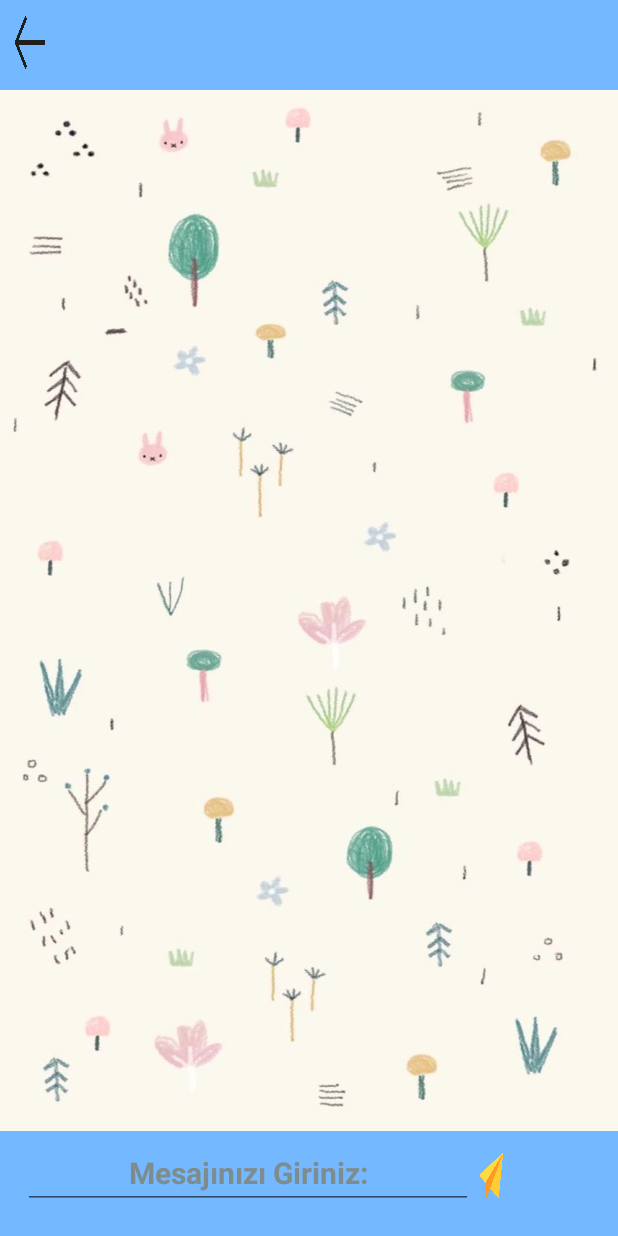
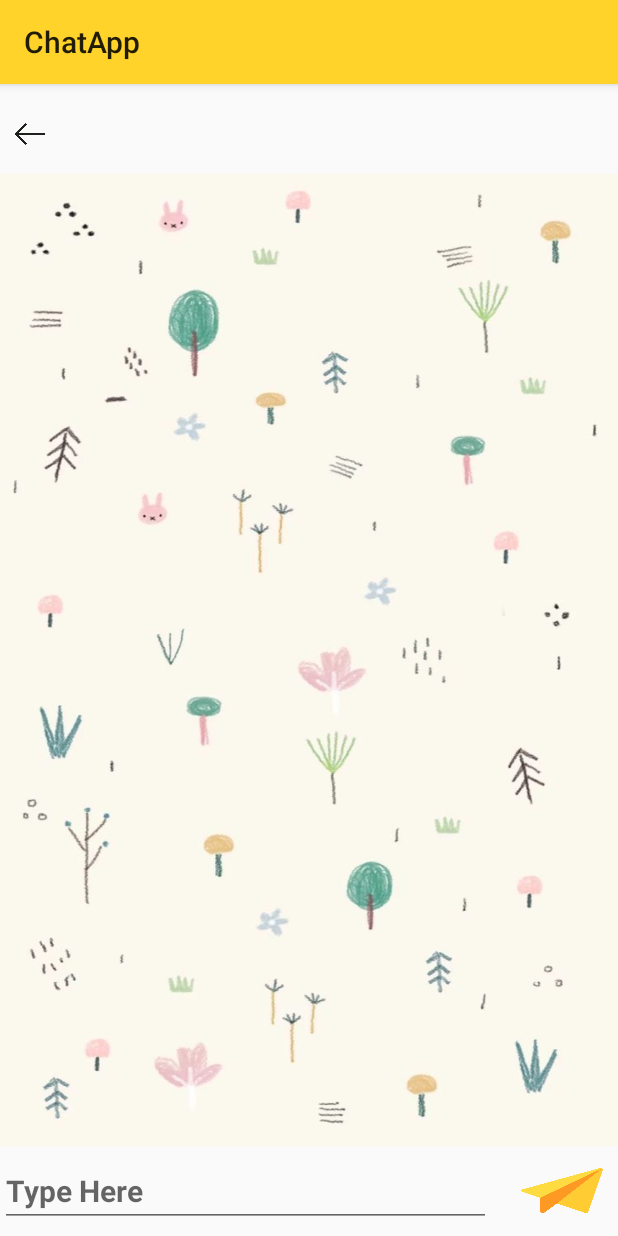
Before and after one commit to nisaefendioglu/Chat-App, an Android app: the ChatActivity screen opened directly, with no data from a screen before it, on a phone screen of 412 x 824 dp. Run offline under Robolectric (Android 15) with nearby library versions, the phone set to English and light mode, and no system bars; our stand-ins replace Firebase (no records; nobody signed in at launch, a user with empty details on screens opened directly); 2 statements that could not run were skipped.

Commit message:
design changes made and bug fixed.

```diff
--- a/app/src/main/AndroidManifest.xml
+++ b/app/src/main/AndroidManifest.xml
@@ -17,7 +17,7 @@
                 <category android:name="android.intent.category.LAUNCHER" />
             </intent-filter>
         </activity>
-        <activity android:name=".MainActivity" />
+        <activity android:name=".MainActivity"/>
     </application>
 
 </manifest>
--- a/app/src/main/java/com/nisaefendioglu/chatapp/ChatActivity.java
+++ b/app/src/main/java/com/nisaefendioglu/chatapp/ChatActivity.java
@@ -11,6 +11,7 @@ import android.media.Image;
 import android.os.Bundle;
 import android.provider.ContactsContract;
 import android.view.View;
+import android.view.Window;
 import android.widget.EditText;
 import android.widget.ImageView;
 import android.widget.TextView;
@@ -48,6 +49,7 @@ public class ChatActivity extends AppCompatActivity {
     protected void onCreate(Bundle savedInstanceState) {
         super.onCreate(savedInstanceState);
         setContentView(R.layout.activity_chat);
+
 
         userName = getIntent().getExtras().getString("username");
         otherName = getIntent().getExtras().getString("othername");
--- a/app/src/main/java/com/nisaefendioglu/chatapp/MainActivity.java
+++ b/app/src/main/java/com/nisaefendioglu/chatapp/MainActivity.java
@@ -40,7 +40,7 @@ public class MainActivity extends AppCompatActivity {
         reference = firebaseDatabase.getReference();
         list = new ArrayList<>();
         userList = (RecyclerView)findViewById(R.id.userList);
-        RecyclerView.LayoutManager layoutManager = new GridLayoutManager(MainActivity.this,2); //1 satırda 2 kullanıcı
+        RecyclerView.LayoutManager layoutManager = new GridLayoutManager(MainActivity.this,1); //1 satırda 1 kullanıcı
         userList.setLayoutManager(layoutManager);
         userAdapter = new UserAdapter(MainActivity.this,list,MainActivity.this, username);
         userList.setAdapter(userAdapter);
--- /dev/null
+++ b/app/src/main/res/drawable/received_circle_drawable.xml
@@ -0,0 +1,6 @@
+<shape xmlns:android="http://schemas.android.com/apk/res/android"
+    android:shape="oval">
+    <solid android:color="#000000"/>
+    <stroke android:width="45dp" android:color="#000000" />
+    <size android:width="80dp" android:height="20dp"/>
+</shape>
--- /dev/null
+++ b/app/src/main/res/drawable/white_circle_drawable.xml
@@ -0,0 +1,6 @@
+<shape xmlns:android="http://schemas.android.com/apk/res/android"
+    android:shape="oval">
+    <solid android:color="#ffd32a"/>
+    <stroke android:width="45dp" android:color="#ffd32a" />
+    <size android:width="80dp" android:height="20dp"/>
+</shape>
--- a/app/src/main/res/layout/activity_chat.xml
+++ b/app/src/main/res/layout/activity_chat.xml
@@ -1,6 +1,5 @@
-<?xml version="1.0" encoding="utf-8"?>
+<?xml version="1.0" encoding="utf-8" ?>
 <RelativeLayout xmlns:android="http://schemas.android.com/apk/res/android"
-    xmlns:app="http://schemas.android.com/apk/res-auto"
     xmlns:tools="http://schemas.android.com/tools"
     android:layout_width="match_parent"
     android:layout_height="match_parent"
@@ -10,73 +9,64 @@
         android:layout_width="match_parent"
         android:layout_height="60dp"
         android:gravity="center"
-        android:background="#74b9ff"
-        android:id="@+id/topLinear"
+        android:id="@+id/ust"
         android:layout_alignParentTop="true"
-        android:orientation="horizontal" />
+        android:orientation="horizontal">
 
         <ImageView
             android:layout_width="20dp"
-        android:layout_height="50dp"
+            android:layout_height="20dp"
             android:layout_marginTop="3dp"
             android:layout_marginLeft="10dp"
             android:background="@drawable/back"
-        android:id="@+id/backImage"
-        />
+            android:id="@+id/backImage"></ImageView>
 
         <TextView
-        android:layout_width="100dp"
-        android:gravity="center"
+            android:layout_width="0dp"
+            android:layout_height="wrap_content"
             android:textStyle="bold"
+            android:textSize="20dp"
             android:textColor="@color/black"
-        android:layout_marginTop="15dp"
-        android:layout_marginLeft="150dp"
-        android:textSize="20dp"
+            android:layout_gravity="center"
+            android:layout_marginLeft="20dp"
             android:id="@+id/chatUserName"
-        android:layout_height="wrap_content" />
+            android:layout_weight="6"></TextView>
+    </LinearLayout>
 
     <androidx.recyclerview.widget.RecyclerView
+        android:layout_width="match_parent"
+        android:layout_above="@id/alt"
         android:id="@+id/chatRecyclerView"
-        android:layout_width="match_parent"
-        android:layout_above="@+id/bottomLinear"
-        android:layout_below="@+id/topLinear"
-        android:layout_height="match_parent"
         android:background="@drawable/wallpaper"
-        ></androidx.recyclerview.widget.RecyclerView>
-
+        android:layout_below="@id/ust"
+        android:layout_height="match_parent"></androidx.recyclerview.widget.RecyclerView>
 
     <LinearLayout
         android:layout_width="match_parent"
-        android:layout_height="70dp"
+        android:layout_height="60dp"
         android:gravity="center"
-        android:background="#74b9ff"
-        android:id="@+id/bottomLinear"
+        android:id="@+id/alt"
         android:layout_alignParentBottom="true"
-        android:orientation="horizontal" />
+        android:orientation="horizontal">
+
+        <EditText
+            android:layout_width="0dp"
+            android:layout_height="wrap_content"
+            android:textStyle="bold"
+            android:textSize="20dp"
+            android:textColor="@color/black"
+            android:layout_marginRight="20dp"
+            android:id="@+id/chatEditText"
+            android:hint="Type Here"
+            android:layout_weight="6"></EditText>
 
         <ImageView
-        android:layout_width="15dp"
+            android:layout_width="0dp"
             android:layout_height="30dp"
-        android:layout_alignParentBottom="true"
-        android:layout_marginLeft="320dp"
-        android:layout_marginBottom="25dp"
             android:background="@drawable/sendmessage"
+            android:layout_marginRight="10dp"
             android:id="@+id/sendImage"
-        />
-
-    <EditText
-        android:id="@+id/chatEditText"
-        android:layout_width="300dp"
-        android:layout_height="wrap_content"
-        android:layout_alignParentBottom="true"
-        android:layout_marginBottom="18dp"
-        android:layout_marginLeft="15dp"
-        android:gravity="center"
-        android:hint="Mesajınızı Giriniz:"
-        android:textColor="@color/black"
-        android:textColorHint="#7f8c8d"
-        android:textSize="20dp"
-        android:textStyle="bold" />
-
+            android:layout_weight="1"></ImageView>
+    </LinearLayout>
 
 </RelativeLayout>
--- a/app/src/main/res/layout/activity_login.xml
+++ b/app/src/main/res/layout/activity_login.xml
@@ -32,8 +32,9 @@
         android:layout_height="wrap_content"
         android:layout_gravity="center"
         android:layout_marginTop="50dp"
+        android:textColor="@color/black"
         android:text="Giriş Yap"
-        app:backgroundTint="#ccc" />
+        app:backgroundTint="#5ddefb" />
 
 
 
--- a/app/src/main/res/layout/activity_main.xml
+++ b/app/src/main/res/layout/activity_main.xml
@@ -1,6 +1,5 @@
 <?xml version="1.0" encoding="utf-8"?>
 <LinearLayout xmlns:android="http://schemas.android.com/apk/res/android"
-    xmlns:app="http://schemas.android.com/apk/res-auto"
     xmlns:tools="http://schemas.android.com/tools"
     android:layout_width="match_parent"
     android:layout_height="match_parent"
--- a/app/src/main/res/values-night/themes.xml
+++ b/app/src/main/res/values-night/themes.xml
@@ -1,13 +1,12 @@
 <resources xmlns:tools="http://schemas.android.com/tools">
     <!-- Base application theme. -->
-    <style name="Theme.ChatApp" parent="Theme.MaterialComponents.DayNight.NoActionBar">
+    <style name="Theme.ChatApp" parent="Theme.MaterialComponents.DayNight.Bridge">
         <!-- Primary brand color. -->
-        <item name="colorPrimary">@color/purple_200</item>
-        <item name="colorPrimaryVariant">@color/purple_700</item>
+        <item name="colorPrimary">#ffd32a</item>
+        <item name="colorPrimaryVariant">#ffd32a</item>
         <item name="colorOnPrimary">@color/black</item>
         <!-- Secondary brand color. -->
-        <item name="colorSecondary">@color/teal_200</item>
-        <item name="colorSecondaryVariant">@color/teal_200</item>
+
         <item name="colorOnSecondary">@color/black</item>
         <!-- Status bar color. -->
         <item name="android:statusBarColor" tools:targetApi="l">?attr/colorPrimaryVariant</item>
--- a/app/src/main/res/values/themes.xml
+++ b/app/src/main/res/values/themes.xml
@@ -1,13 +1,11 @@
 <resources xmlns:tools="http://schemas.android.com/tools">
     <!-- Base application theme. -->
-    <style name="Theme.ChatApp" parent="Theme.MaterialComponents.DayNight.NoActionBar">
+    <style name="Theme.ChatApp" parent="Theme.MaterialComponents.DayNight.Bridge">
         <!-- Primary brand color. -->
-        <item name="colorPrimary">@color/purple_500</item>
-        <item name="colorPrimaryVariant">@color/purple_700</item>
+        <item name="colorPrimary">#ffd32a</item>
+        <item name="colorPrimaryVariant">#ffd32a</item>
         <item name="colorOnPrimary">@color/white</item>
         <!-- Secondary brand color. -->
-        <item name="colorSecondary">@color/teal_200</item>
-        <item name="colorSecondaryVariant">@color/teal_700</item>
         <item name="colorOnSecondary">@color/black</item>
         <!-- Status bar color. -->
         <item name="android:statusBarColor" tools:targetApi="l">?attr/colorPrimaryVariant</item>
```
Also changed, not shown: app/src/main/res/drawable/background_layout.xml (added, +22 -0 lines), app/src/main/res/layout/received_layout.xml (+8 -6 lines), app/src/main/res/layout/send_layout.xml (+7 -8 lines), app/src/main/res/layout/user_layout.xml (+15 -11 lines), app/src/main/res/drawable/chat.png, app/src/main/res/drawable/user.png. Lines whose indentation alone changed are shown as unchanged.
